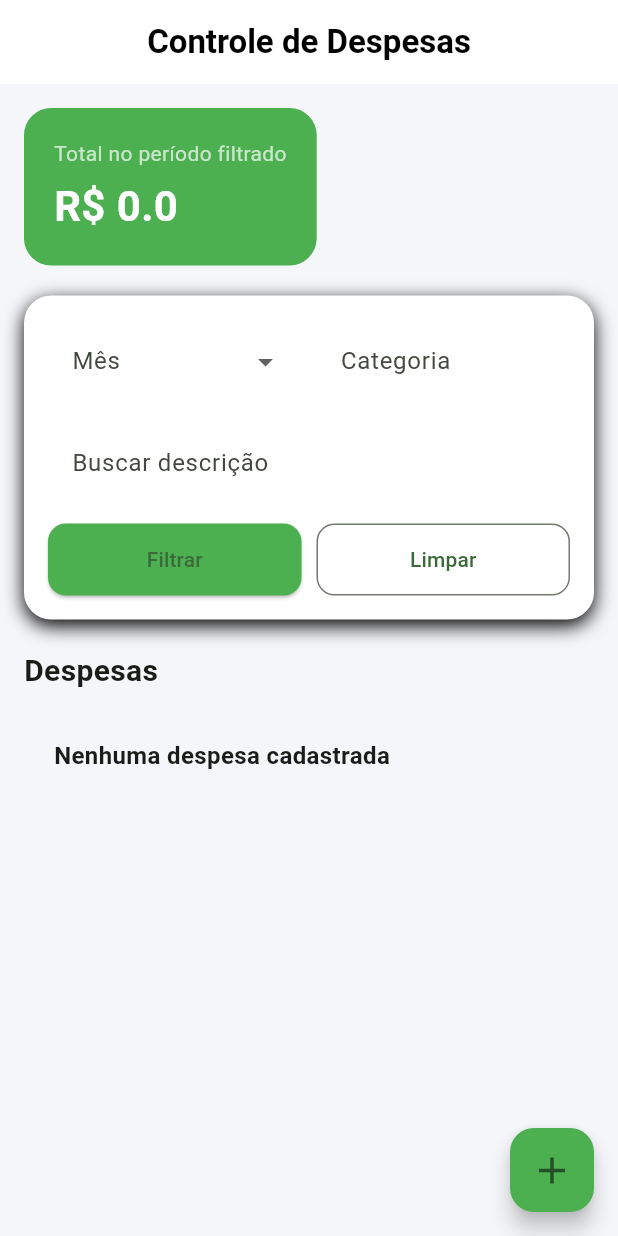
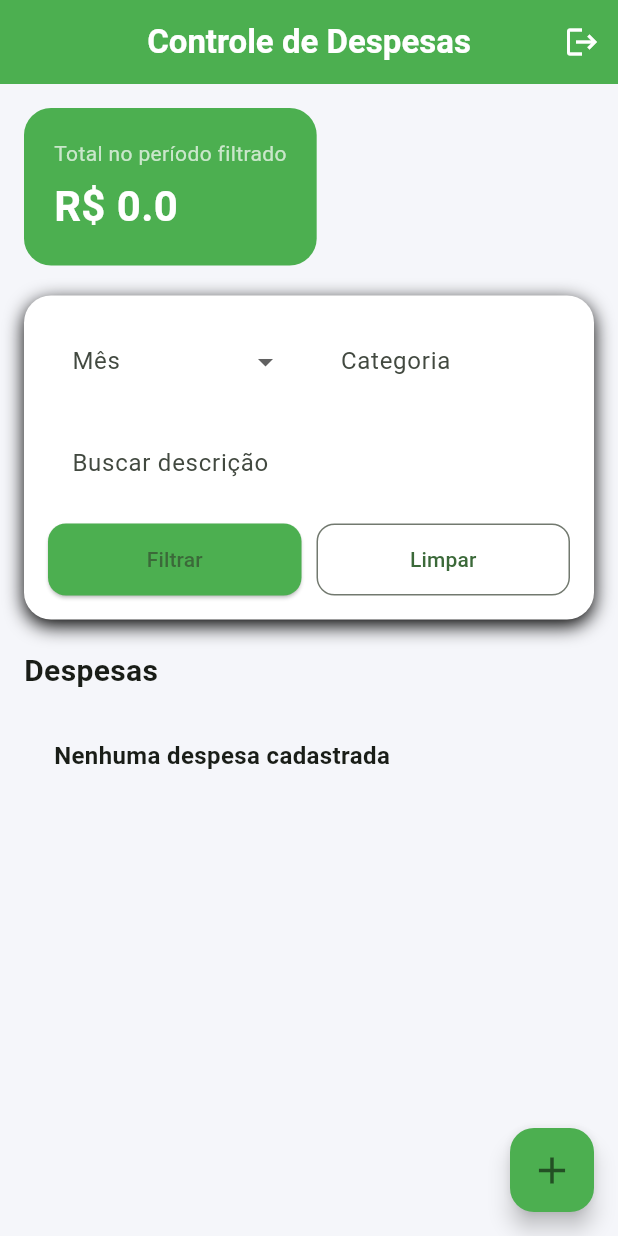
Before and after one commit to lewitzki/Controle_Despesas_Flutter, a Flutter app: the HomePage screen opened directly, on a phone screen of 412 x 824 dp. Run offline on Flutter 3.47's test engine with Material 3 defaults, Android fonts, the phone set to English and light mode, and no system bars; our stand-ins replace cloud_firestore, firebase_core; accounts and stored records are empty.

```diff
--- a/lib/current-user.dart
+++ b/lib/current-user.dart
@@ -46,10 +46,10 @@ class CurrentUser {
     });
   }
 
-  static Future<void> logout(String id) async {
+  static Future<void> logout() async {
     await FirebaseFirestore.instance
-        .collection('usuario_logado')
-        .doc(id)
+        .collection('usuarios')
+        .doc('logado')
         .delete();
   }
 }
--- a/lib/home.dart
+++ b/lib/home.dart
@@ -1,5 +1,7 @@
 import 'dart:math';
+import 'package:controle_de_despesas/current-user.dart';
 import 'package:controle_de_despesas/expense.dart';
+import 'package:controle_de_despesas/login.dart';
 import 'package:flutter/material.dart';
 import 'package:flutter/services.dart';
 
@@ -130,12 +132,24 @@ class _HomePageState extends State<HomePage> {
       backgroundColor: const Color(0xFFF5F6FA),
       appBar: AppBar(
         elevation: 0,
-        backgroundColor: Colors.white,
+        backgroundColor: Colors.green,
         title: const Text(
           'Controle de Despesas',
-          style: TextStyle(color: Colors.black, fontWeight: FontWeight.bold),
+          style: TextStyle(color: Colors.white, fontWeight: FontWeight.bold),
         ),
         centerTitle: true,
+        actions: [
+          IconButton(
+            icon: const Icon(Icons.logout, color: Colors.white),
+            onPressed: () async {
+              await CurrentUser.logout();
+              Navigator.pushReplacement(
+                context,
+                MaterialPageRoute(builder: (context) => LoginPage()),
+              );
+            },
+          ),
+        ],
       ),
 
       floatingActionButton: FloatingActionButton(
--- a/lib/main.dart
+++ b/lib/main.dart
@@ -31,6 +31,7 @@ class MyApp extends StatelessWidget {
     return MaterialApp(
       title: 'Controle de Despesas',
       theme: ThemeData(colorScheme: .fromSeed(seedColor: Colors.green)),
+      debugShowCheckedModeBanner: false,
       home: page,
     );
   }
```
